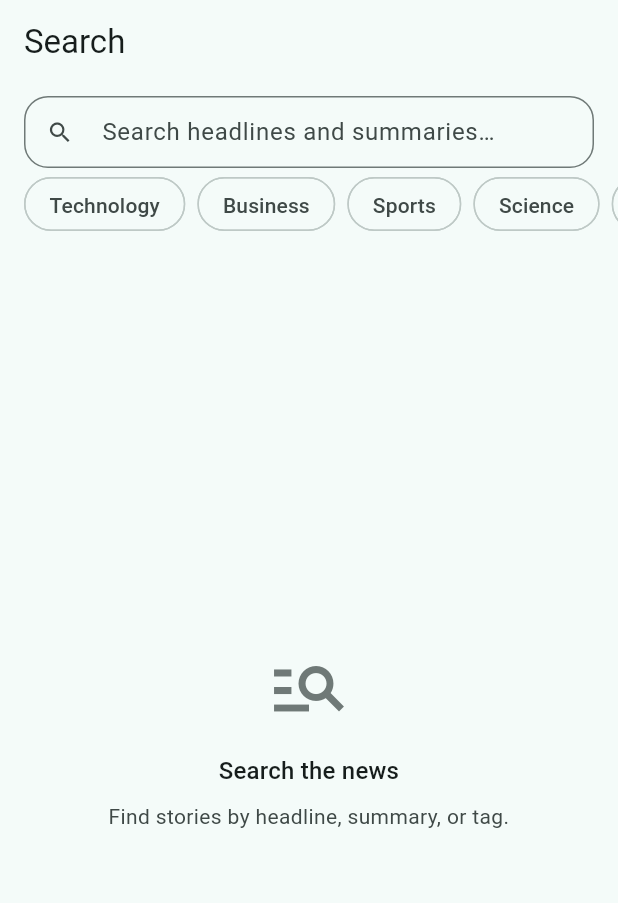
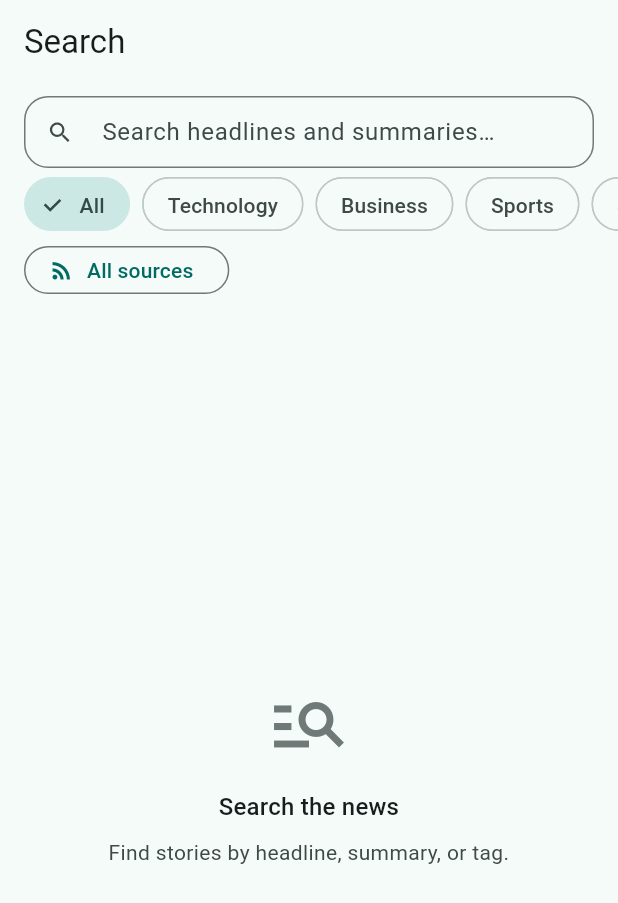
Before and after one commit to islam-Diab99/news_feed_offline_first, a Flutter app: the SearchPage screen opened directly, on a phone screen of 412 x 824 dp. Shown: the top 903 px of the screen. Run offline on Flutter 3.47's test engine with Material 3 defaults, Android fonts, the phone set to English and light mode, and no system bars; our stand-ins replace bloc_concurrency, cached_network_image, connectivity_plus, equatable, flutter_bloc, get_it and 3 more; accounts and stored records are empty; network calls fail.

Commit message:
Reconcile local state on every read, make conflicts demoable, fix search filter layout
Local-first state was being silently overwritten by server payloads. Feed,
search, and detail loads now funnel articles through LocalStore.withLocalState,
which re-applies the bookmark set and the latest queued reaction intent from
the outbox. The merge rules live in one shared applyLocalState helper so the
Hive store and its test double reconcile identically.

The version-conflict and sync-conflict paths in MockApiClient were reachable
only by chance: refresh bumped a random article, so demoing a conflict meant
retrying until the dice cooperated. Refresh now bumps exactly the story that
page 1 pushes out of view, and the first like on the top story conflicts once.
Both are deterministic, and the README walkthrough matches.

Search had source filtering wired end to end but effectively hidden: 6 topic
chips and 15 source chips shared one horizontal scroller, so every source chip
started off-screen. Topics keep the chip row (now with a leading All chip,
matching the feed); sources move to a MenuAnchor that always shows the current
selection and narrows to a topic's own sources once one is picked. A Clear
action appears only when a filter is set, backed by a new SearchFiltersCleared
event so resetting both axes costs one search instead of two. Re-selecting the
active topic is now a no-op, as it already was in FeedBloc.

Also decode cached articles on an isolate past 200 entries.

```diff
--- a/lib/data/repositories/search_repository_impl.dart
+++ b/lib/data/repositories/search_repository_impl.dart
@@ -30,9 +30,10 @@ class SearchRepositoryImpl implements SearchRepository {
         topicId: topicId,
         source: source,
       );
-      await _store.upsertArticles(response.items);
+      final items = await _store.withLocalState(response.items);
+      await _store.upsertArticles(items);
       return PagedArticles(
-        items: response.items,
+        items: items,
         nextCursor: response.nextCursor,
         total: response.total,
       );
--- a/lib/presentation/blocs/search/search_bloc.dart
+++ b/lib/presentation/blocs/search/search_bloc.dart
@@ -29,6 +29,7 @@ class SearchBloc extends Bloc<SearchEvent, SearchState> {
     );
     on<SearchTopicFilterChanged>(_onTopicChanged, transformer: restartable());
     on<SearchSourceFilterChanged>(_onSourceChanged, transformer: restartable());
+    on<SearchFiltersCleared>(_onFiltersCleared, transformer: restartable());
     on<SearchRetryRequested>(_onRetry, transformer: restartable());
     on<SearchNextPageRequested>(_onNextPage, transformer: droppable());
     on<_SearchArticleUpdated>(_onArticleUpdated, transformer: sequential());
@@ -76,6 +77,7 @@ class SearchBloc extends Bloc<SearchEvent, SearchState> {
     SearchTopicFilterChanged event,
     Emitter<SearchState> emit,
   ) async {
+    if (event.topicId == state.topicId) return;
     List<String> sources;
     try {
       sources = await _repository.sources(topicId: event.topicId);
@@ -98,6 +100,23 @@ class SearchBloc extends Bloc<SearchEvent, SearchState> {
     Emitter<SearchState> emit,
   ) async {
     emit(state.copyWith(source: event.source));
+    if (state.hasQuery) await _execute(state.query, emit);
+  }
+
+  /// Both filters reset in one handler so the reset costs a single search
+  /// instead of one per axis.
+  Future<void> _onFiltersCleared(
+    SearchFiltersCleared event,
+    Emitter<SearchState> emit,
+  ) async {
+    if (state.topicId == null && state.source == null) return;
+    List<String> sources;
+    try {
+      sources = await _repository.sources();
+    } on AppException {
+      sources = state.sources;
+    }
+    emit(state.copyWith(topicId: null, source: null, sources: sources));
     if (state.hasQuery) await _execute(state.query, emit);
   }
 
--- a/lib/presentation/blocs/search/search_event.dart
+++ b/lib/presentation/blocs/search/search_event.dart
@@ -35,6 +35,10 @@ class SearchSourceFilterChanged extends SearchEvent {
   List<Object?> get props => [source];
 }
 
+class SearchFiltersCleared extends SearchEvent {
+  const SearchFiltersCleared();
+}
+
 class SearchNextPageRequested extends SearchEvent {
   const SearchNextPageRequested();
 }
--- a/lib/presentation/pages/search_page.dart
+++ b/lib/presentation/pages/search_page.dart
@@ -1,6 +1,7 @@
 import 'package:flutter/material.dart';
 import 'package:flutter_bloc/flutter_bloc.dart';
 
+import '../../domain/entities/topic.dart';
 import '../blocs/search/search_bloc.dart';
 import '../widgets/feed_skeleton.dart';
 import '../widgets/offline_banner.dart';
@@ -70,6 +71,9 @@ class _SearchField extends StatelessWidget {
   }
 }
 
+/// Topics and sources are two different axes, so they get two rows instead of
+/// one long scroller: a single row buried every source chip off-screen to the
+/// right of the topic chips, where nobody found them.
 class _Filters extends StatelessWidget {
   const _Filters({required this.state});
 
@@ -80,38 +84,138 @@ class _Filters extends StatelessWidget {
     if (state.topics.isEmpty && state.sources.isEmpty) {
       return const SizedBox(height: 8);
     }
-    final bloc = context.read<SearchBloc>();
+    return Column(
+      mainAxisSize: MainAxisSize.min,
+      children: [
+        if (state.topics.isNotEmpty)
+          _TopicRow(topics: state.topics, topicId: state.topicId),
+        if (state.sources.isNotEmpty)
+          _SourceRow(
+            sources: state.sources,
+            source: state.source,
+            hasTopic: state.topicId != null,
+          ),
+      ],
+    );
+  }
+}
+
+class _TopicRow extends StatelessWidget {
+  const _TopicRow({required this.topics, required this.topicId});
+
+  final List<Topic> topics;
+  final String? topicId;
+
+  @override
+  Widget build(BuildContext context) {
     return SizedBox(
       height: 48,
-      child: ListView(
+      child: ListView.separated(
         scrollDirection: Axis.horizontal,
         padding: const EdgeInsets.symmetric(horizontal: 16, vertical: 6),
+        itemCount: topics.length + 1,
+        separatorBuilder: (_, _) => const SizedBox(width: 8),
+        itemBuilder: (context, index) {
+          if (index == 0) {
+            return FilterChip(
+              label: const Text('All'),
+              selected: topicId == null,
+              onSelected: (_) => context.read<SearchBloc>().add(
+                const SearchTopicFilterChanged(null),
+              ),
+            );
+          }
+          final topic = topics[index - 1];
+          return FilterChip(
+            label: Text(topic.name),
+            selected: topicId == topic.id,
+            onSelected: (selected) => context.read<SearchBloc>().add(
+              SearchTopicFilterChanged(selected ? topic.id : null),
+            ),
+          );
+        },
+      ),
+    );
+  }
+}
+
+/// A menu rather than a chip strip: the unfiltered list is 15 sources wide,
+/// and only narrows to two or three once a topic is picked.
+class _SourceRow extends StatelessWidget {
+  const _SourceRow({
+    required this.sources,
+    required this.source,
+    required this.hasTopic,
+  });
+
+  final List<String> sources;
+  final String? source;
+  final bool hasTopic;
+
+  @override
+  Widget build(BuildContext context) {
+    final bloc = context.read<SearchBloc>();
+    final theme = Theme.of(context);
+    return Padding(
+      padding: const EdgeInsets.fromLTRB(16, 0, 8, 8),
+      child: Row(
         children: [
-          for (final topic in state.topics) ...[
-            FilterChip(
-              label: Text(topic.name),
-              selected: state.topicId == topic.id,
-              onSelected: (selected) => bloc.add(
-                SearchTopicFilterChanged(selected ? topic.id : null),
-              ),
+          Flexible(
+            child: MenuAnchor(
+              menuChildren: [
+                MenuItemButton(
+                  leadingIcon: Icon(
+                    Icons.check,
+                    size: 18,
+                    color: source == null ? null : Colors.transparent,
+                  ),
+                  onPressed: () =>
+                      bloc.add(const SearchSourceFilterChanged(null)),
+                  child: const Text('All sources'),
+                ),
+                for (final option in sources)
+                  MenuItemButton(
+                    leadingIcon: Icon(
+                      Icons.check,
+                      size: 18,
+                      color: source == option ? null : Colors.transparent,
+                    ),
+                    onPressed: () =>
+                        bloc.add(SearchSourceFilterChanged(option)),
+                    child: Text(option),
+                  ),
+              ],
+              builder: (context, controller, _) {
+                final selected = source != null;
+                return OutlinedButton.icon(
+                  onPressed: () =>
+                      controller.isOpen ? controller.close() : controller.open(),
+                  icon: const Icon(Icons.rss_feed, size: 18),
+                  label: Text(
+                    source ?? 'All sources',
+                    overflow: TextOverflow.ellipsis,
+                  ),
+                  style: OutlinedButton.styleFrom(
+                    visualDensity: VisualDensity.compact,
+                    foregroundColor: selected
+                        ? theme.colorScheme.onSecondaryContainer
+                        : null,
+                    backgroundColor: selected
+                        ? theme.colorScheme.secondaryContainer
+                        : null,
+                    side: selected
+                        ? BorderSide(color: theme.colorScheme.secondary)
+                        : null,
+                  ),
+                );
+              },
             ),
-            const SizedBox(width: 8),
-          ],
-          if (state.sources.isNotEmpty)
-            const Padding(
-              padding: EdgeInsets.symmetric(horizontal: 4),
-              child: VerticalDivider(width: 8),
+          ),
+          if (hasTopic || source != null)
+            TextButton(
+              onPressed: () => bloc.add(const SearchFiltersCleared()),
+              child: const Text('Clear'),
             ),
-          for (final source in state.sources) ...[
-            FilterChip(
-              avatar: const Icon(Icons.rss_feed, size: 16),
-              label: Text(source),
-              selected: state.source == source,
-              onSelected: (selected) =>
-                  bloc.add(SearchSourceFilterChanged(selected ? source : null)),
-            ),
-            const SizedBox(width: 8),
-          ],
         ],
       ),
     );
```
Also changed, not shown: lib/data/datasources/local/hive_local_store.dart (+25 -7 lines), lib/data/datasources/local/local_store.dart (+43 -0 lines), lib/data/datasources/remote/mock_api_client.dart (+20 -5 lines), lib/data/repositories/article_repository_impl.dart (+14 -4 lines), lib/data/repositories/feed_repository_impl.dart (+13 -8 lines), lib/data/services/outbox_sync_service.dart (+14 -0 lines), 6 other files.
